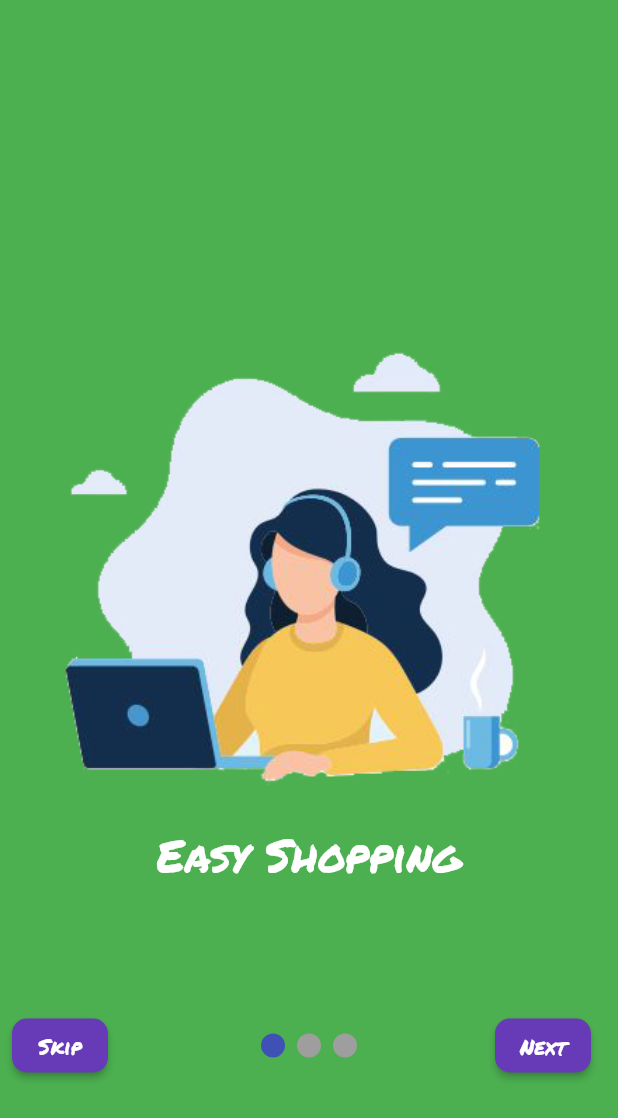
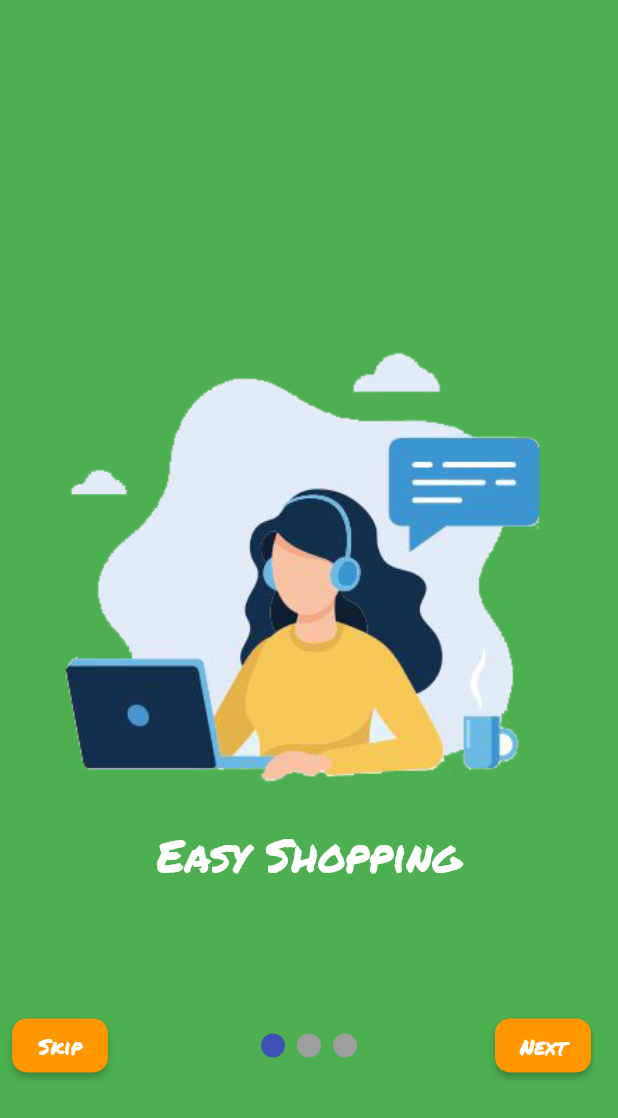
Before and after one commit to MohamedElweza/E-COMMERCE_2, a Flutter app: the screen it shows after launch, on a phone screen of 412 x 824 dp. Shown: the top 1118 px of the screen. Run offline on Flutter 3.47's test engine with Material 2 defaults, Android fonts, the phone set to English and light mode, and no system bars; drawn by our look-alikes of smooth_page_indicator; our stand-ins replace carousel_slider, curved_navigation_bar, fluttertoast, google_fonts, page_transition, sqflite; accounts and stored records are empty.

Commit message:
some updates

```diff
--- a/lib/intro_Screens/IntroScreen.dart
+++ b/lib/intro_Screens/IntroScreen.dart
@@ -47,7 +47,7 @@ class _IntroScreenState extends State<IntroScreen> {
                         padding: const EdgeInsets.only(right: 10.0),
                         child: ElevatedButton(
                             style: ElevatedButton.styleFrom(
-                                backgroundColor: Colors.deepPurple,
+                                // backgroundColor: Colors.deepPurple,
                                 shape: RoundedRectangleBorder(
                                     borderRadius: BorderRadius.circular(10.0))),
                             onPressed: () {
@@ -69,7 +69,7 @@ class _IntroScreenState extends State<IntroScreen> {
                               padding: const EdgeInsets.only(right: 10.0),
                               child: ElevatedButton(
                                   style: ElevatedButton.styleFrom(
-                                      backgroundColor: Colors.deepPurple,
+                                      // backgroundColor: Colors.deepPurple,
                                       shape: RoundedRectangleBorder(
                                           borderRadius:
                                               BorderRadius.circular(10.0))),
@@ -91,7 +91,7 @@ class _IntroScreenState extends State<IntroScreen> {
                               padding: const EdgeInsets.only(right: 10.0),
                               child: ElevatedButton(
                                   style: ElevatedButton.styleFrom(
-                                      backgroundColor: Colors.deepPurple,
+                                      // backgroundColor: Colors.deepPurple,
                                       shape: RoundedRectangleBorder(
                                           borderRadius:
                                               BorderRadius.circular(10.0))),
--- a/lib/local/fav_sqlite/Fav_sql.dart
+++ b/lib/local/fav_sqlite/Fav_sql.dart
@@ -5,13 +5,14 @@ class Fav {
   late String image;
   late String name;
   dynamic price;
-
+  int? IsSelected;
 
   Fav({
     this.id,
     required this.image,
     required this.price,
     required this.name,
+    this.IsSelected,
   });
 
   Fav.fromMap(Map<String, dynamic> map) {
--- a/lib/local/fav_sqlite/dbHelper_Fav.dart
+++ b/lib/local/fav_sqlite/dbHelper_Fav.dart
@@ -6,6 +6,7 @@ final String columnId = 'id';
 final String columnImage = 'image';
 final String columnPrice = 'price';
 final String columnName = 'name';
+ int IsSelected = 0;
 
 class FavProvider {
   late Database db;
--- a/lib/main.dart
+++ b/lib/main.dart
@@ -1,8 +1,10 @@
 import 'package:T3ala/local/fav_sqlite/dbHelper_Fav.dart';
+import 'package:T3ala/provider/provider.dart';
 import 'package:T3ala/screens/home.dart';
 import 'package:T3ala/screens/splash_screen.dart';
 import 'package:T3ala/screens/tabsscreen.dart';
 import 'package:flutter/material.dart';
+import 'package:provider/provider.dart';
 import 'local/cart_sqlite/db_helper_Cart.dart';
 
 void main() async {
@@ -17,12 +19,15 @@ class MyApp extends StatelessWidget {
 
   @override
   Widget build(BuildContext context) {
-    return  MaterialApp(
-      debugShowCheckedModeBanner: false,
-      theme: ThemeData(
-        primarySwatch: Colors.orange,
+    return  ChangeNotifierProvider(
+      create: (_) => MyProvider(),
+      child: MaterialApp(
+        debugShowCheckedModeBanner: false,
+        theme: ThemeData(
+          primarySwatch: Colors.orange,
+        ),
+        home:  const SplashScreen(),
       ),
-      home:  const SplashScreen(),
     );
   }
 }
--- /dev/null
+++ b/lib/provider/provider.dart
@@ -0,0 +1,23 @@
+import 'package:flutter/material.dart';
+
+class MyProvider with ChangeNotifier{
+
+  bool FavoriteButton = false;
+  String? UserName;
+  IconData IconColor =  Icons.favorite_border;
+
+  void ChangeFavoriteIcon(bool value){
+
+    FavoriteButton = value;
+
+    if(FavoriteButton == false){
+      IconColor = Icons.favorite_border;
+    }else{
+      IconColor = Icons.favorite;
+    }
+
+    notifyListeners();
+
+  }
+
+}
--- a/lib/screens/CartScreen.dart
+++ b/lib/screens/CartScreen.dart
@@ -183,7 +183,7 @@ class _CartState extends State<Cart> {
                       shape: RoundedRectangleBorder(
                         borderRadius: BorderRadius.circular(30.0),
                       ),
-                      backgroundColor: Colors.black,
+                      // backgroundColor: Colors.black,
                     ),
                     child: const Text(
                       'Checkout',
--- a/pubspec.yaml
+++ b/pubspec.yaml
@@ -20,7 +20,7 @@ publish_to: 'none' # Remove this line if you wish to publish to pub.dev
 version: 1.0.0+1
 
 environment:
-  sdk: '>=2.18.4 <3.0.0'
+  sdk: '>=2.17.6 <3.0.0'
 
 # Dependencies specify other packages that your package needs in order to work.
 # To automatically upgrade your package dependencies to the latest versions
@@ -45,6 +45,7 @@ dependencies:
   http:
   carousel_slider: ^4.2.1
   curved_navigation_bar: ^1.0.3
+  provider:
 
 
 
```
Also changed, not shown: lib/screens/Details.dart (+56 -23 lines), pubspec.lock.
